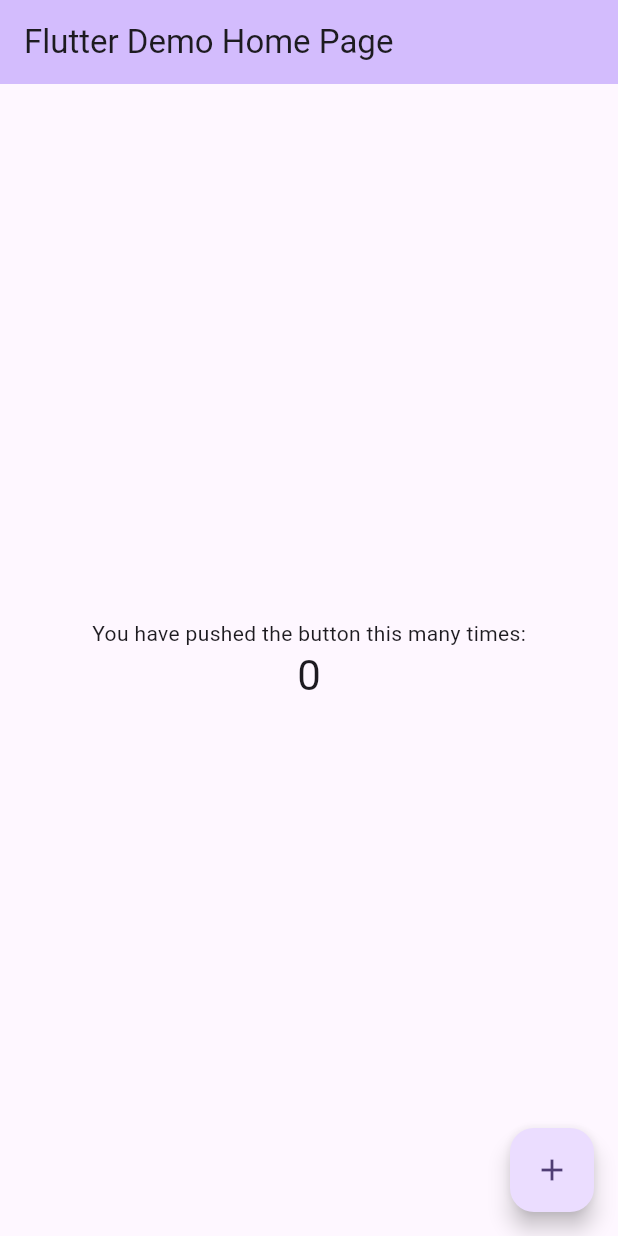
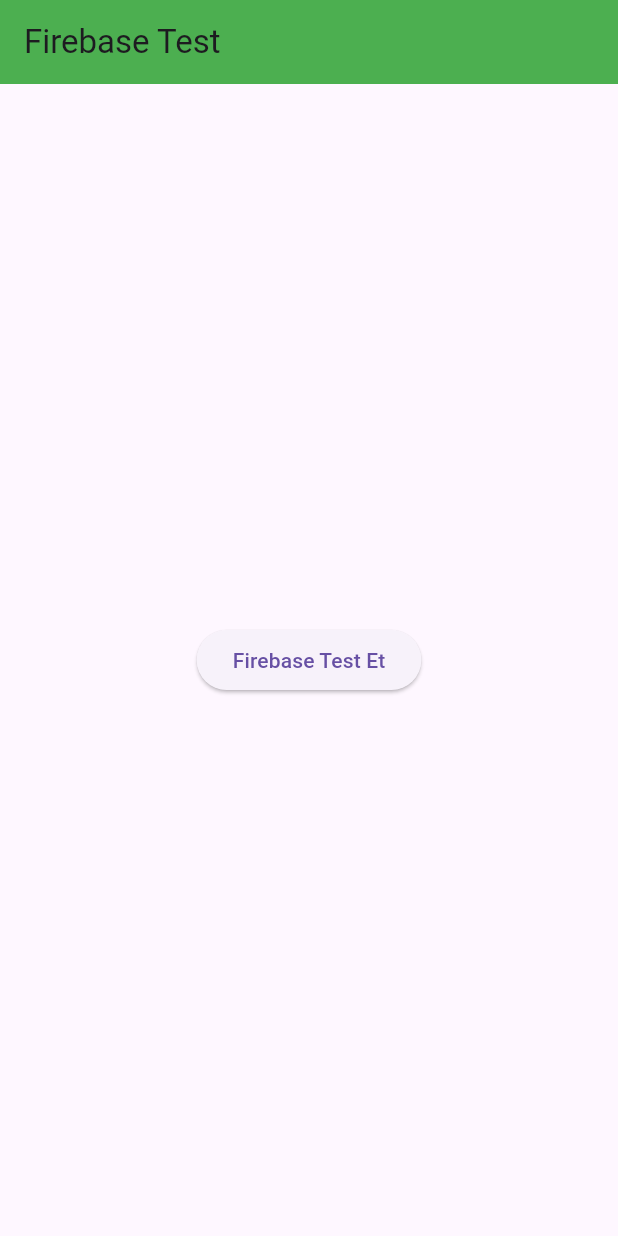
Before and after one commit to Baris5455/study-track, a Flutter app: the screen it shows after launch, on a phone screen of 412 x 824 dp. Run offline on Flutter 3.47's test engine with Material 3 defaults, Android fonts, the light colour scheme and no system bars; our stand-ins replace cloud_firestore, firebase_core; accounts and stored records are empty.

Commit message:
Firebase entegrasyonu tamamlandı

```diff
--- a/lib/main.dart
+++ b/lib/main.dart
@@ -1,125 +1,65 @@
 import 'package:flutter/material.dart';
+import 'package:firebase_core/firebase_core.dart';
+import 'package:cloud_firestore/cloud_firestore.dart';
 
-void main() {
+void main() async {
+  WidgetsFlutterBinding.ensureInitialized();
+  await Firebase.initializeApp();
   runApp(const MyApp());
 }
 
 class MyApp extends StatelessWidget {
   const MyApp({super.key});
 
-  // This widget is the root of your application.
   @override
   Widget build(BuildContext context) {
-    return MaterialApp(
-      title: 'Flutter Demo',
-      theme: ThemeData(
-        // This is the theme of your application.
-        //
-        // TRY THIS: Try running your application with "flutter run". You'll see
-        // the application has a purple toolbar. Then, without quitting the app,
-        // try changing the seedColor in the colorScheme below to Colors.green
-        // and then invoke "hot reload" (save your changes or press the "hot
-        // reload" button in a Flutter-supported IDE, or press "r" if you used
-        // the command line to start the app).
-        //
-        // Notice that the counter didn't reset back to zero; the application
-        // state is not lost during the reload. To reset the state, use hot
-        // restart instead.
-        //
-        // This works for code too, not just values: Most code changes can be
-        // tested with just a hot reload.
-        colorScheme: ColorScheme.fromSeed(seedColor: Colors.deepPurple),
-        useMaterial3: true,
-      ),
-      home: const MyHomePage(title: 'Flutter Demo Home Page'),
+    return const MaterialApp(
+      home: FirebaseTestPage(),
     );
   }
 }
 
-class MyHomePage extends StatefulWidget {
-  const MyHomePage({super.key, required this.title});
+class FirebaseTestPage extends StatelessWidget {
+  const FirebaseTestPage({super.key});
 
-  // This widget is the home page of your application. It is stateful, meaning
-  // that it has a State object (defined below) that contains fields that affect
-  // how it looks.
-
-  // This class is the configuration for the state. It holds the values (in this
-  // case the title) provided by the parent (in this case the App widget) and
-  // used by the build method of the State. Fields in a Widget subclass are
-  // always marked "final".
-
-  final String title;
-
-  @override
-  State<MyHomePage> createState() => _MyHomePageState();
-}
-
-class _MyHomePageState extends State<MyHomePage> {
-  int _counter = 0;
-
-  void _incrementCounter() {
-    setState(() {
-      // This call to setState tells the Flutter framework that something has
-      // changed in this State, which causes it to rerun the build method below
-      // so that the display can reflect the updated values. If we changed
-      // _counter without calling setState(), then the build method would not be
-      // called again, and so nothing would appear to happen.
-      _counter++;
+  Future<void> testFirestore() async {
+    await FirebaseFirestore.instance
+        .collection('test')
+        .doc('connection')
+        .set({
+      'message': 'Firebase bağlantısı başarılı 🎉',
+      'time': DateTime.now().toString(),
     });
   }
 
   @override
   Widget build(BuildContext context) {
-    // This method is rerun every time setState is called, for instance as done
-    // by the _incrementCounter method above.
-    //
-    // The Flutter framework has been optimized to make rerunning build methods
-    // fast, so that you can just rebuild anything that needs updating rather
-    // than having to individually change instances of widgets.
     return Scaffold(
       appBar: AppBar(
-        // TRY THIS: Try changing the color here to a specific color (to
-        // Colors.amber, perhaps?) and trigger a hot reload to see the AppBar
-        // change color while the other colors stay the same.
-        backgroundColor: Theme.of(context).colorScheme.inversePrimary,
-        // Here we take the value from the MyHomePage object that was created by
-        // the App.build method, and use it to set our appbar title.
-        title: Text(widget.title),
+        title: const Text('Firebase Test'),
+        backgroundColor: Colors.green,
       ),
       body: Center(
-        // Center is a layout widget. It takes a single child and positions it
-        // in the middle of the parent.
-        child: Column(
-          // Column is also a layout widget. It takes a list of children and
-          // arranges them vertically. By default, it sizes itself to fit its
-          // children horizontally, and tries to be as tall as its parent.
-          //
-          // Column has various properties to control how it sizes itself and
-          // how it positions its children. Here we use mainAxisAlignment to
-          // center the children vertically; the main axis here is the vertical
-          // axis because Columns are vertical (the cross axis would be
-          // horizontal).
-          //
-          // TRY THIS: Invoke "debug painting" (choose the "Toggle Debug Paint"
-          // action in the IDE, or press "p" in the console), to see the
-          // wireframe for each widget.
-          mainAxisAlignment: MainAxisAlignment.center,
-          children: <Widget>[
-            const Text(
-              'You have pushed the button this many times:',
-            ),
-            Text(
-              '$_counter',
-              style: Theme.of(context).textTheme.headlineMedium,
-            ),
-          ],
+        child: ElevatedButton(
+          onPressed: () async {
+            try {
+              await testFirestore();
+              ScaffoldMessenger.of(context).showSnackBar(
+                const SnackBar(
+                  content: Text('Firestore’a veri yazıldı ✅'),
+                ),
+              );
+            } catch (e) {
+              ScaffoldMessenger.of(context).showSnackBar(
+                SnackBar(
+                  content: Text('Hata ❌: $e'),
+                ),
+              );
+            }
+          },
+          child: const Text('Firebase Test Et'),
         ),
       ),
-      floatingActionButton: FloatingActionButton(
-        onPressed: _incrementCounter,
-        tooltip: 'Increment',
-        child: const Icon(Icons.add),
-      ), // This trailing comma makes auto-formatting nicer for build methods.
     );
   }
 }
```
Also changed, not shown: pubspec.yaml (+14 -0 lines), pubspec.lock, 9 other files.
